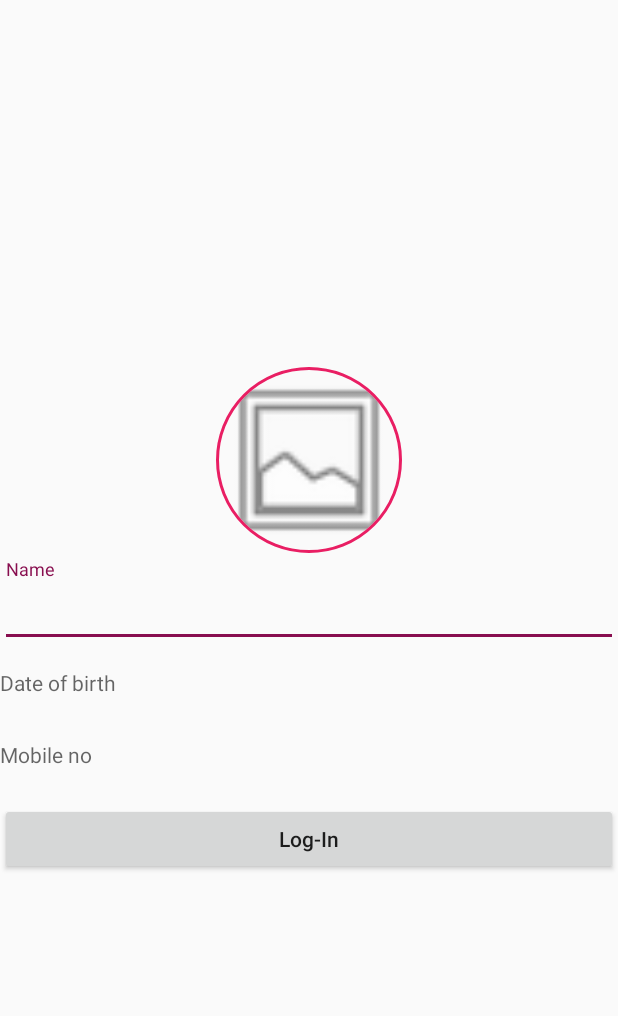
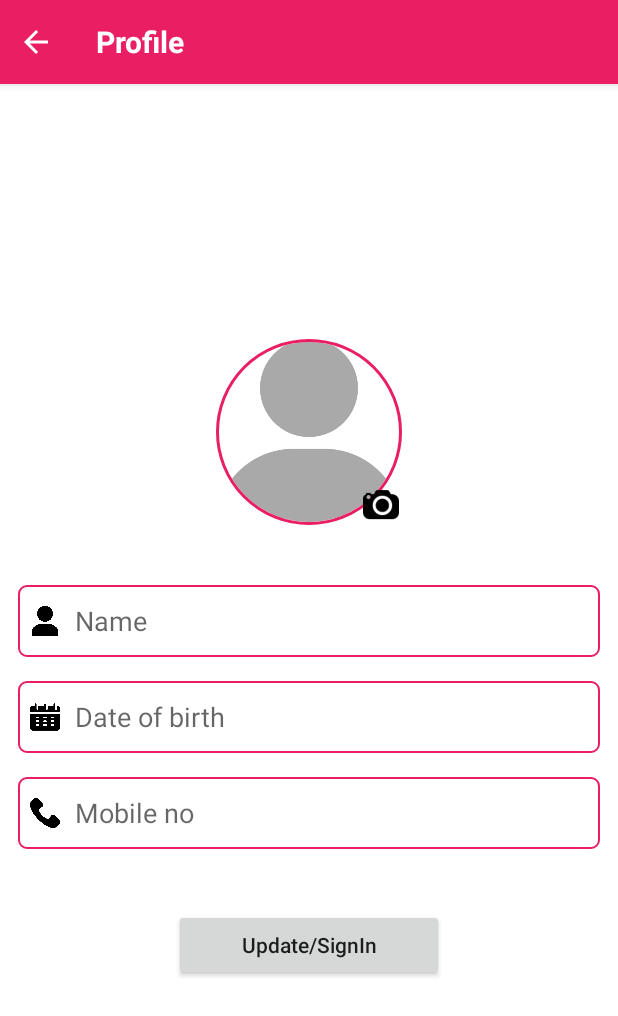
Before and after one commit to HunterPillu/ApniPadhai, an Android app: the LoginActivity screen opened directly, with no data from a screen before it, on a phone screen of 412 x 824 dp. Shown: the top 1016 px of the screen. Run offline under Robolectric (Android 15) with nearby library versions, the phone set to English and light mode, and no system bars; our stand-ins replace CircleImageView, Firebase (no records; nobody signed in at launch, a user with empty details on screens opened directly); libraries missing offline, so code that uses them is left out: com.firebase.ui; pictures from the network do not load; 1 statement that could not run was skipped.

Commit message:
updated UI of user profile screen

```diff
--- a/app/src/main/java/com/edu/apnipadhai/ui/activity/LoginActivity.kt
+++ b/app/src/main/java/com/edu/apnipadhai/ui/activity/LoginActivity.kt
@@ -1,15 +1,32 @@
 package com.edu.apnipadhai.ui.activity
 
+import android.os.Build
 import android.os.Bundle
+import android.util.Log
+import android.widget.ImageView
+import android.widget.Toolbar
+import androidx.annotation.RequiresApi
+import androidx.appcompat.widget.AppCompatTextView
 import com.edu.apnipadhai.R
 import com.edu.apnipadhai.ui.fragments.UserFragment
 
 
 class LoginActivity : BaseActivity() {
 
+
+    private  var toolbar: androidx.appcompat.widget.Toolbar? = null
+    private  var ivBack: ImageView? = null
+    private  var tvTitle: AppCompatTextView? = null
+
     override fun onCreate(savedInstanceState: Bundle?) {
         super.onCreate(savedInstanceState)
         setContentView(R.layout.activity_intro)
+
+        toolbar = findViewById(R.id.toolbar)
+        ivBack = findViewById(R.id.ivBack)
+        tvTitle = findViewById(R.id.tvTitle)
+
         openFragment(UserFragment())
     }
+
 }
--- a/app/src/main/java/com/edu/apnipadhai/ui/fragments/CourseFragment.kt
+++ b/app/src/main/java/com/edu/apnipadhai/ui/fragments/CourseFragment.kt
@@ -124,10 +124,10 @@ class CourseFragment : BaseFragment(), ListItemClickListener<Category> {
                 swipeRefresh?.isEnabled = false
 
                 val list: ArrayList<Category?> = ArrayList()
-                for (postSnapshot in documents) {
-                    val user: Category? = postSnapshot.getValue(Category::class.java)
-                    list.add(user)
-                }
+//                for (postSnapshot in documents) {
+//                    val user: Category? = postSnapshot.getValue(Category::class.java)
+//                    list.add(user)
+//                }
                 adapter!!.setList(list)
 
                 for (document in documents) {
--- a/app/src/main/java/com/edu/apnipadhai/ui/fragments/UserFragment.kt
+++ b/app/src/main/java/com/edu/apnipadhai/ui/fragments/UserFragment.kt
@@ -3,6 +3,7 @@ package com.edu.apnipadhai.ui.fragments
 import android.app.Activity
 import android.app.DatePickerDialog
 import android.app.DatePickerDialog.OnDateSetListener
+import android.content.Context
 import android.content.Intent
 import android.graphics.Bitmap
 import android.net.Uri
@@ -12,6 +13,7 @@ import android.text.TextUtils
 import android.view.LayoutInflater
 import android.view.View
 import android.view.ViewGroup
+import android.widget.EditText
 import androidx.appcompat.widget.AppCompatButton
 import androidx.appcompat.widget.AppCompatEditText
 import androidx.appcompat.widget.AppCompatTextView
@@ -22,6 +24,7 @@ import com.bumptech.glide.request.transition.Transition
 import com.edu.apnipadhai.BuildConfig
 import com.edu.apnipadhai.R
 import com.edu.apnipadhai.model.User
+import com.edu.apnipadhai.ui.activity.LoginActivity
 import com.edu.apnipadhai.ui.activity.MainActivity
 import com.edu.apnipadhai.utils.Const.COURSE_SELECT
 import com.edu.apnipadhai.utils.Utils.hideKeyboard
@@ -33,6 +36,8 @@ import com.google.firebase.auth.FirebaseAuth
 import com.google.firebase.firestore.FirebaseFirestore
 import com.google.firebase.storage.FirebaseStorage
 import de.hdodenhof.circleimageview.CircleImageView
+import kotlinx.android.synthetic.main.activity_intro.*
+import kotlinx.android.synthetic.main.custom_toolbar.*
 import java.io.ByteArrayOutputStream
 import java.text.SimpleDateFormat
 import java.util.*
@@ -42,11 +47,18 @@ class UserFragment : BaseFragment() {
     private var userPhoto: CircleImageView? = null
 
     //private var userId: AppCompatEditText? = null
-    private var userName: AppCompatEditText? = null
-    private var userMsg: AppCompatTextView? = null
-    private var mobile: AppCompatTextView? = null
+    private var userName: EditText? = null
+    private var userMsg: EditText? = null
+    private var mobile: EditText? = null
     private var userModel: User? = null
     private var userPhotoUri: Uri? = null
+    private lateinit var activity:LoginActivity
+
+    override fun onAttach(context: Context) {
+        super.onAttach(context)
+        activity = context as LoginActivity
+    }
+
     override fun onCreateView(
         inflater: LayoutInflater,
         container: ViewGroup?,
@@ -55,6 +67,7 @@ class UserFragment : BaseFragment() {
         val view = inflater.inflate(R.layout.fragment_user, container, false)
         //userId = view.findViewById(R.id.user_id)
         // userId?.setEnabled(false)
+        activity.tvTitle.setText("Profile")
         userName = view.findViewById(R.id.user_name)
         userMsg = view.findViewById(R.id.dob)
         mobile = view.findViewById(R.id.mobile)
@@ -162,7 +175,7 @@ class UserFragment : BaseFragment() {
             if (resultCode == Activity.RESULT_OK) {
                 val user = User()
 
-                mobile?.text = FirebaseAuth.getInstance().currentUser?.phoneNumber
+//                mobile?.text = FirebaseAuth.getInstance().currentUser?.phoneNumber
                 /* user.mobile = FirebaseAuth.getInstance().currentUser?.phoneNumber!!
                  FirebaseData.updateUserData(user)
 
--- /dev/null
+++ b/app/src/main/res/drawable/rounded_btn.xml
@@ -0,0 +1,11 @@
+<?xml version="1.0" encoding="utf-8"?>
+<!--  res/drawable/rounded_edittext.xml -->
+<shape xmlns:android="http://schemas.android.com/apk/res/android"
+    android:shape="rectangle" android:padding="10dp">
+
+    <corners
+        android:bottomRightRadius="5dp"
+        android:bottomLeftRadius="5dp"
+        android:topLeftRadius="5dp"
+        android:topRightRadius="5dp"/>
+</shape>
--- /dev/null
+++ b/app/src/main/res/drawable/rounded_edittext.xml
@@ -0,0 +1,13 @@
+<?xml version="1.0" encoding="utf-8"?>
+<!--  res/drawable/rounded_edittext.xml -->
+<shape xmlns:android="http://schemas.android.com/apk/res/android"
+    android:shape="rectangle" android:padding="10dp">
+    <solid android:color="#FFFFFF"/>
+    <stroke android:color="@color/colorPrimary"
+        android:width="1dp"/>
+    <corners
+        android:bottomRightRadius="5dp"
+        android:bottomLeftRadius="5dp"
+        android:topLeftRadius="5dp"
+        android:topRightRadius="5dp"/>
+</shape>
--- a/app/src/main/res/layout/activity_intro.xml
+++ b/app/src/main/res/layout/activity_intro.xml
@@ -1,58 +1,39 @@
 <?xml version="1.0" encoding="utf-8"?>
-<androidx.constraintlayout.widget.ConstraintLayout xmlns:android="http://schemas.android.com/apk/res/android"
+<androidx.drawerlayout.widget.DrawerLayout xmlns:android="http://schemas.android.com/apk/res/android"
     xmlns:app="http://schemas.android.com/apk/res-auto"
     xmlns:tools="http://schemas.android.com/tools"
-    android:id="@+id/root"
+    android:id="@+id/drawer_layout"
     android:layout_width="match_parent"
     android:layout_height="match_parent"
-    tools:context=".ui.activity.LoginActivity">
+    android:fitsSystemWindows="true"
+    tools:openDrawer="start">
 
 
-    <androidx.appcompat.widget.AppCompatImageView
-        android:id="@+id/imageView"
-        android:layout_width="205dp"
-        android:layout_height="305dp"
-        android:layout_marginTop="16dp"
-        android:visibility="gone"
-        app:layout_constraintEnd_toEndOf="parent"
-        app:layout_constraintStart_toStartOf="parent"
-        app:layout_constraintTop_toTopOf="parent"
-        app:srcCompat="@drawable/logo" />
+    <androidx.coordinatorlayout.widget.CoordinatorLayout
+        android:layout_width="match_parent"
+        android:layout_height="match_parent"
+        android:fitsSystemWindows="true"
+        tools:context ="com.example.vicky.navigationdrawr.MainActivity">
 
-    <androidx.appcompat.widget.AppCompatButton
-        android:id="@+id/btn_start"
-        style="@style/Widget.AppCompat.Button.Colored"
-        android:layout_width="wrap_content"
-        android:layout_height="wrap_content"
-        android:layout_marginStart="8dp"
-        android:layout_marginEnd="8dp"
-        android:layout_marginBottom="32dp"
-        android:background="@color/colorPrimary"
-        android:paddingLeft="12dp"
-        android:paddingRight="12dp"
-        android:text="@string/fui_sign_in_with_phone"
-        android:textAllCaps="false"
-        android:textSize="18sp"
-        android:visibility="gone"
-        app:layout_constraintBottom_toBottomOf="parent"
-        app:layout_constraintEnd_toEndOf="parent"
-        app:layout_constraintStart_toStartOf="parent" />
 
-    <!-- <ProgressBar
-         android:id="@+id/loader"
-         android:layout_width="wrap_content"
-         android:layout_height="wrap_content"
-         android:layout_marginStart="8dp"
-         android:layout_marginEnd="8dp"
-         android:layout_marginBottom="32dp"
-         android:visibility="gone"
-         app:layout_constraintBottom_toBottomOf="parent"
-         app:layout_constraintEnd_toEndOf="parent"
-         app:layout_constraintStart_toStartOf="parent" />-->
+    <include layout="@layout/custom_toolbar"/>
 
-    <FrameLayout
-        android:id="@+id/container"
-        android:layout_width="match_parent"
-        android:layout_height="match_parent" />
+        <RelativeLayout xmlns:android="http://schemas.android.com/apk/res/android"
+            android:layout_width="match_parent"
+            android:layout_height="match_parent"
+            app:layout_behavior="@string/appbar_scrolling_view_behavior">
 
-</androidx.constraintlayout.widget.ConstraintLayout>
+                <FrameLayout
+                    android:id="@+id/container"
+                    android:layout_width="match_parent"
+                    android:layout_height="match_parent"
+                    android:background="@color/white" />
+
+        </RelativeLayout>
+
+
+
+    </androidx.coordinatorlayout.widget.CoordinatorLayout>
+
+
+</androidx.drawerlayout.widget.DrawerLayout>
--- a/app/src/main/res/layout/fragment_user.xml
+++ b/app/src/main/res/layout/fragment_user.xml
@@ -5,63 +5,131 @@
     android:gravity="center"
     android:orientation="vertical">
 
+    <RelativeLayout
+        android:layout_width="@dimen/size_profile_img"
+        android:layout_height="@dimen/size_profile_img"
+        android:layout_marginBottom="@dimen/dp30">
+
     <de.hdodenhof.circleimageview.CircleImageView xmlns:app="http://schemas.android.com/apk/res-auto"
         android:id="@+id/user_photo"
-        android:layout_width="@dimen/size_profile_img"
-        android:layout_height="@dimen/size_profile_img"
-        android:layout_margin="@dimen/margin_quarter"
-        android:src="@android:drawable/ic_menu_gallery"
+        android:layout_width="match_parent"
+        android:layout_height="match_parent"
+        android:src="@drawable/user"
         app:civ_border_color="@color/colorPrimary"
-        app:civ_border_width="2dp" />
+        app:civ_border_width="2dp"
+        android:tint="@color/gray"/>
 
+        <ImageView
+            android:id="@+id/iv_image_edit"
+            android:layout_width="@dimen/margin_super"
+            android:layout_height="@dimen/margin_super"
+            android:layout_alignParentBottom="true"
+            android:layout_alignParentRight="true"
+            android:layout_margin="2dp"
+            android:src="@drawable/camera" />
 
-    <com.google.android.material.textfield.TextInputLayout
+    </RelativeLayout>
+
+<LinearLayout
+    android:layout_width="match_parent"
+    android:layout_height="wrap_content"
+    android:orientation="vertical"
+    android:layout_marginTop="@dimen/dp30"
+    android:layout_marginLeft="@dimen/margin_medium"
+    android:layout_marginRight="@dimen/margin_medium">
+    <RelativeLayout
         android:layout_width="match_parent"
-        android:layout_height="wrap_content">
+        android:layout_height="@dimen/row_button_height"
+        android:background="@drawable/rounded_edittext"
+        android:gravity="center_vertical"
+        android:paddingLeft="@dimen/margin_half"
+        android:paddingRight="@dimen/margin_half">
 
-        <androidx.appcompat.widget.AppCompatEditText
+        <ImageView
+            android:id="@+id/img1"
+            android:layout_width="@dimen/dp30"
+            android:layout_height="@dimen/dp30"
+            android:src="@drawable/user"
+            android:layout_alignParentLeft="true"
+            android:layout_centerVertical="true"/>
+
+        <EditText
             android:id="@+id/user_name"
             android:layout_width="match_parent"
-            android:layout_height="@dimen/height_edittext"
-            android:hint="@string/name"
-            android:inputType="text" />
-    </com.google.android.material.textfield.TextInputLayout>
+            android:layout_height="@dimen/row_button_height"
+            android:layout_marginLeft="10dp"
+            android:layout_toRightOf="@id/img1"
+            android:background="@null"
+            android:hint="@string/name" />
 
+    </RelativeLayout>
 
-    <!-- <com.google.android.material.textfield.TextInputLayout
-         android:layout_width="match_parent"
-         android:layout_height="wrap_content">
+    <RelativeLayout
+        android:layout_width="match_parent"
+        android:layout_height="@dimen/row_button_height"
+        android:background="@drawable/rounded_edittext"
+        android:gravity="center_vertical"
+        android:layout_marginTop="@dimen/margin_full"
+        android:paddingLeft="@dimen/margin_half"
+        android:paddingRight="@dimen/margin_half">
 
-         <androidx.appcompat.widget.AppCompatEditText
-             android:id="@+id/user_id"
-             android:layout_width="match_parent"
-             android:layout_height="@dimen/height_edittext"
-             android:hint="@string/email" />
-     </com.google.android.material.textfield.TextInputLayout>-->
+        <ImageView
+            android:id="@+id/img2"
+            android:layout_width="@dimen/dp30"
+            android:layout_height="@dimen/dp30"
+            android:src="@drawable/calendar"
+            android:layout_alignParentLeft="true"
+            android:layout_centerVertical="true"/>
 
+        <EditText
+            android:id="@+id/dob"
+            android:layout_width="match_parent"
+            android:layout_height="@dimen/row_button_height"
+            android:layout_toRightOf="@id/img2"
+            android:layout_marginLeft="10dp"
+            android:background="@null"
+            android:hint="@string/dob"/>
 
-    <androidx.appcompat.widget.AppCompatTextView
-        android:id="@+id/dob"
+    </RelativeLayout>
+
+    <RelativeLayout
         android:layout_width="match_parent"
-        android:layout_height="@dimen/height_edittext"
-        android:clickable="true"
-        android:focusable="false"
+        android:layout_height="@dimen/row_button_height"
+        android:background="@drawable/rounded_edittext"
         android:gravity="center_vertical"
-        android:hint="@string/dob" />
+        android:layout_marginTop="@dimen/margin_full"
+        android:paddingLeft="@dimen/margin_half"
+        android:paddingRight="@dimen/margin_half">
 
-    <androidx.appcompat.widget.AppCompatTextView
-        android:id="@+id/mobile"
-        android:layout_width="match_parent"
-        android:layout_height="@dimen/height_edittext"
-        android:gravity="center_vertical"
-        android:hint="@string/mobile" />
+        <ImageView
+            android:id="@+id/img3"
+            android:layout_width="@dimen/dp30"
+            android:layout_height="@dimen/dp30"
+            android:src="@drawable/phone_call"
+            android:layout_alignParentLeft="true"
+            android:layout_centerVertical="true"/>
+
+        <EditText
+            android:id="@+id/mobile"
+            android:layout_width="match_parent"
+            android:layout_height="@dimen/row_button_height"
+            android:layout_toRightOf="@id/img3"
+            android:layout_marginLeft="10dp"
+            android:background="@null"
+            android:inputType="number"
+            android:hint="@string/mobile"/>
+
+    </RelativeLayout>
+
+</LinearLayout>
 
     <androidx.appcompat.widget.AppCompatButton
         android:id="@+id/saveBtn"
-        android:layout_width="match_parent"
-        android:layout_height="wrap_content"
-        android:layout_marginTop="@dimen/margin_half"
+        android:layout_width="@dimen/btn_width"
+        android:layout_height="@dimen/row_button_height"
+        android:layout_marginTop="@dimen/dp40"
         android:text="@string/signin"
-        android:textAllCaps="false" />
+        android:textAllCaps="false"
+        android:visibility="visible" />
 
 </androidx.appcompat.widget.LinearLayoutCompat>
--- a/app/src/main/res/values/colors.xml
+++ b/app/src/main/res/values/colors.xml
@@ -23,6 +23,9 @@
     <color name="custom_slide_buttons">#1A237E</color>
     <color name="white">#ffffff</color>
 
+
+    <color name="gray">#A9A9A9</color>
+
     <!--Splash Screen-->
     <item name="splash_background" type="color">@color/colorPrimary</item>
 </resources>
--- a/app/src/main/res/values/dimens.xml
+++ b/app/src/main/res/values/dimens.xml
@@ -10,4 +10,11 @@
     <dimen name="height_edittext">48dp</dimen>
     <dimen name="title">20sp</dimen>
     <dimen name="size_toolbar_icon">48dp</dimen>
+    <dimen name="row_button_height">48dp</dimen>
+    <dimen name="btn_width">180dp</dimen>
+
+
+    <dimen name="dp30">20dp</dimen>
+    <dimen name="dp40">40dp</dimen>
+    <dimen name="dp5">5dp</dimen>
 </resources>
--- a/app/src/main/res/values/strings.xml
+++ b/app/src/main/res/values/strings.xml
@@ -16,7 +16,7 @@
     <string name="dob">Date of birth</string>
     <string name="mobile">Mobile no</string>
     <string name="update">Update</string>
-    <string name="signin">Log-In</string>
+    <string name="signin">Update/SignIn</string>
     <string name="user_created_updated">User profile updated successfully</string>
     <string name="title_select_course">Select Course</string>
     <string name="text_course_1">Please select a course so that we can provide most related content for you.</string>
```
Also changed, not shown: app/src/main/res/drawable/calendar.png (added), app/src/main/res/drawable/camera.png (added), app/src/main/res/drawable/phone_call.png (added), app/src/main/res/drawable/user.png (added).
